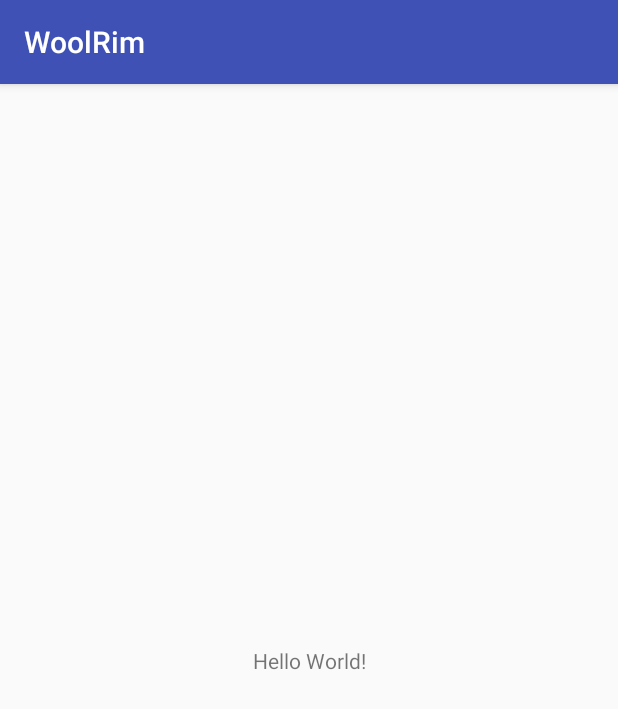
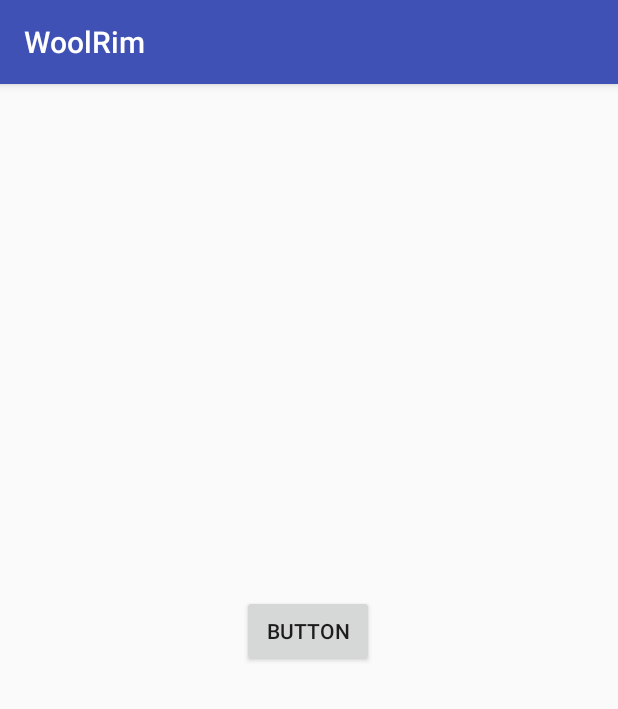
Before and after one commit to ckskal3/WoolRim, an Android app: the screen it shows after launch (MainActivity), on a phone screen of 412 x 824 dp. Shown: the top 709 px of the screen. Run offline under Robolectric (Android 15) with nearby library versions, the phone set to English and light mode, and no system bars.

Commit message:
간단 버튼 토스트 구현 해봄

```diff
--- a/app/src/main/java/org/woolrim/woolrim/MainActivity.java
+++ b/app/src/main/java/org/woolrim/woolrim/MainActivity.java
@@ -2,6 +2,8 @@ package org.woolrim.woolrim;
 
 import android.support.v7.app.AppCompatActivity;
 import android.os.Bundle;
+import android.view.View;
+import android.widget.Toast;
 
 public class MainActivity extends AppCompatActivity {
 
@@ -10,4 +12,8 @@ public class MainActivity extends AppCompatActivity {
         super.onCreate(savedInstanceState);
         setContentView(R.layout.activity_main);
     }
+
+    public void onBtnClick(View v) {
+        Toast.makeText(getApplicationContext(),"클릭",Toast.LENGTH_LONG).show();
+    }
 }
--- a/app/src/main/res/layout/activity_main.xml
+++ b/app/src/main/res/layout/activity_main.xml
@@ -6,13 +6,18 @@
     android:layout_height="match_parent"
     tools:context=".MainActivity">
 
-    <TextView
+    <Button
+        android:id="@+id/button"
         android:layout_width="wrap_content"
         android:layout_height="wrap_content"
-        android:text="Hello World!"
+        android:layout_marginBottom="251dp"
+        android:layout_marginEnd="149dp"
+        android:layout_marginStart="147dp"
+        android:layout_marginTop="212dp"
+        android:onClick="onBtnClick"
+        android:text="Button"
         app:layout_constraintBottom_toBottomOf="parent"
-        app:layout_constraintLeft_toLeftOf="parent"
-        app:layout_constraintRight_toRightOf="parent"
+        app:layout_constraintEnd_toEndOf="parent"
+        app:layout_constraintStart_toStartOf="parent"
         app:layout_constraintTop_toTopOf="parent" />
-
 </android.support.constraint.ConstraintLayout>
```
